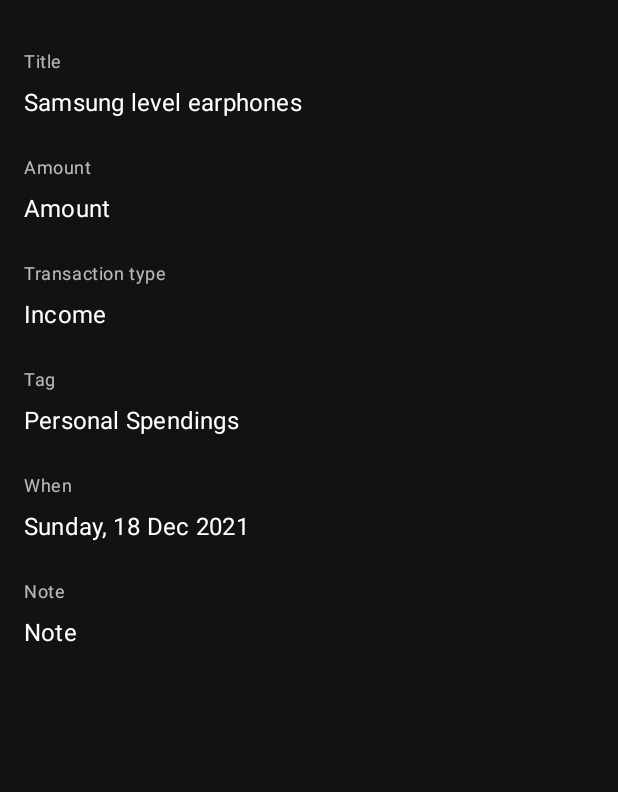
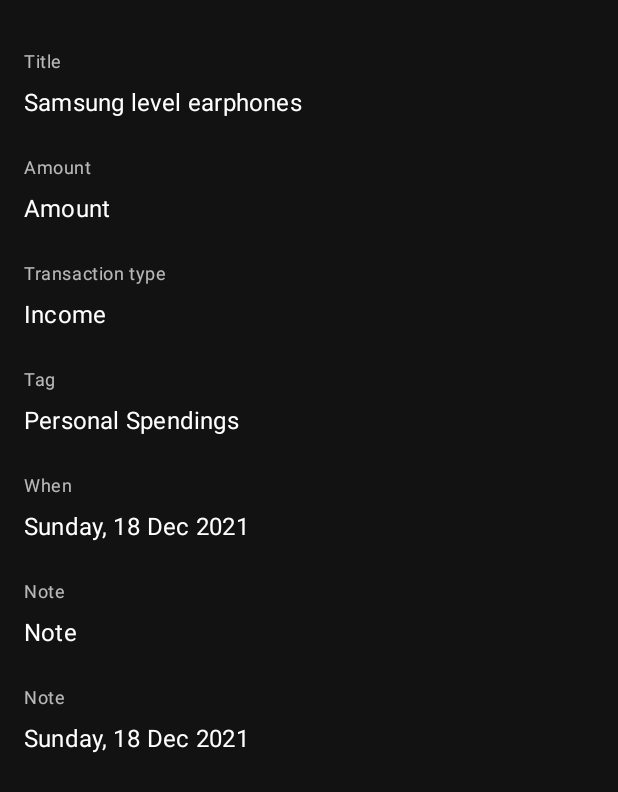
Before and after one commit to Spikeysanju/Expenso, an Android app: the layout content_transaction_details.xml on its own in the app's theme, with its tools: preview values and no code run, on a phone screen of 412 x 824 dp. Shown: the top 792 px of the screen. Run offline under Robolectric (Android 15) with nearby library versions, the phone set to English and light mode, and no system bars.

Commit message:
Add created at details
Signed-off-by: Spikeysanju <spikeysanju98@gmail.com>

```diff
--- a/app/src/main/java/dev/spikeysanju/expensetracker/view/EditTransactionFragment.kt
+++ b/app/src/main/java/dev/spikeysanju/expensetracker/view/EditTransactionFragment.kt
@@ -40,7 +40,6 @@
     }
 
     private fun initViews() = with(binding) {
-
         val transactionTypeAdapter =
             ArrayAdapter(
                 requireContext(),
--- a/app/src/main/java/dev/spikeysanju/expensetracker/view/TransactionDetailsFragment.kt
+++ b/app/src/main/java/dev/spikeysanju/expensetracker/view/TransactionDetailsFragment.kt
@@ -31,6 +31,7 @@
         tag.text = transaction.tag
         date.text = transaction.date
         note.text = transaction.note
+        createdAt.text = transaction.createdAtDateFormat
 
         binding.editTransaction.setOnClickListener {
             val bundle = Bundle().apply {
--- a/app/src/main/res/layout/content_transaction_details.xml
+++ b/app/src/main/res/layout/content_transaction_details.xml
@@ -148,6 +148,28 @@
             app:layout_constraintTop_toBottomOf="@id/caption_note"
             tools:text="Note" />
 
+        <TextView
+            android:id="@+id/caption_createdAt"
+            android:layout_width="wrap_content"
+            android:layout_height="wrap_content"
+            android:layout_marginStart="@dimen/dimen_16"
+            android:layout_marginTop="@dimen/dimen_24"
+            android:text="@string/text_expense_note"
+            android:textAppearance="@style/TextAppearance.MaterialComponents.Caption"
+            app:layout_constraintStart_toStartOf="parent"
+            app:layout_constraintTop_toBottomOf="@id/note" />
+
+        <TextView
+            android:id="@+id/createdAt"
+            android:layout_width="wrap_content"
+            android:layout_height="wrap_content"
+            android:layout_marginStart="@dimen/dimen_16"
+            android:layout_marginTop="@dimen/dimen_8"
+            android:textAppearance="@style/TextAppearance.MaterialComponents.Subtitle1"
+            app:layout_constraintStart_toStartOf="parent"
+            app:layout_constraintTop_toBottomOf="@id/caption_createdAt"
+            tools:text="Sunday, 18 Dec 2021" />
+
     </androidx.constraintlayout.widget.ConstraintLayout>
 
 </ScrollView>
```
